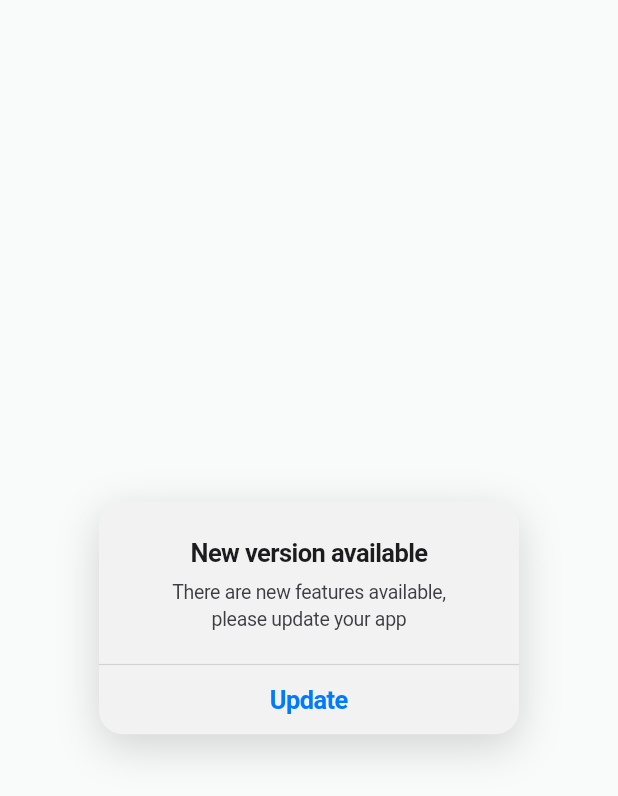
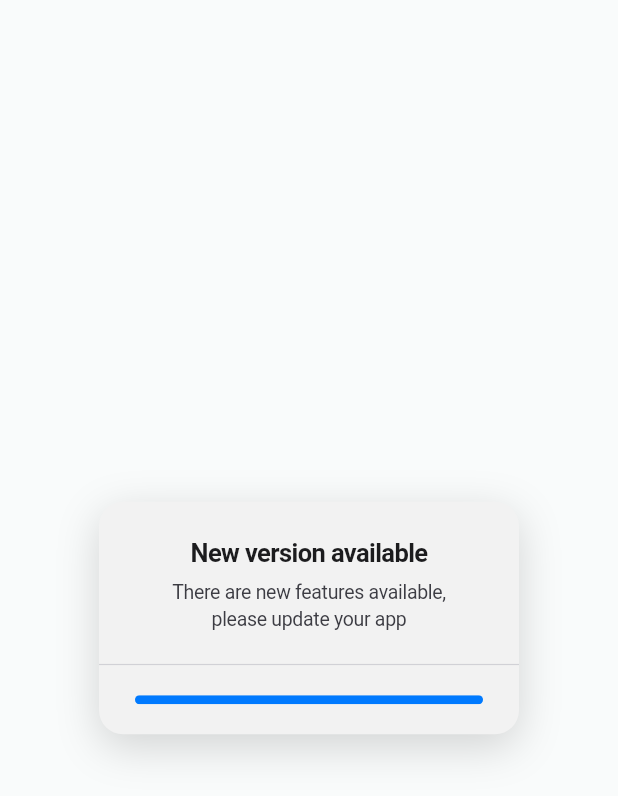
Before and after one commit to vikri546/sticker_flutter, a Flutter app: the ForceUpdateDialog widget shown alone on an empty page, opened directly, after a tap on "Update", on a phone screen of 412 x 824 dp. Shown: the top 796 px of the screen. Run offline on Flutter 3.47's test engine with Material 3 defaults, Android fonts, the phone set to English and light mode, and no system bars; our stand-ins replace image_picker, open_filex.

Commit message:
Add: Force Update

```diff
--- a/lib/services/app_update_service.dart
+++ b/lib/services/app_update_service.dart
@@ -1,4 +1,7 @@
+import 'dart:io';
 import 'package:flutter/material.dart';
+import 'package:open_filex/open_filex.dart';
+import 'package:path_provider/path_provider.dart';
 import 'package:url_launcher/url_launcher.dart';
 import 'package:sticker_flutter/ui/widgets/force_update_dialog.dart';
 
@@ -18,7 +21,7 @@ class AppUpdateInfo {
     required this.minRequiredVersion,
     required this.updateUrl,
     this.title = 'New version available',
-    this.message = 'There are new features available, please update your app',
+    this.message = 'There are new features available,\nplease update your app',
     this.isForceUpdate = false,
   });
 
@@ -30,7 +33,7 @@ class AppUpdateInfo {
       isForceUpdate || AppUpdateService.isVersionOlder(currentVersion, minRequiredVersion);
 }
 
-/// Service that handles app version comparison, remote check, and update launching.
+/// Service that handles app version comparison, remote check, and APK download & installation.
 class AppUpdateService {
   static const String defaultCurrentVersion = '1.0.0';
   static const String defaultStoreUrl =
@@ -78,11 +81,72 @@ class AppUpdateService {
     return false;
   }
 
+  /// Download the APK directly and trigger Android Package Installer on completion.
+  /// Calls [onProgress] with values ranging from 0.0 to 1.0.
+  static Future<void> downloadAndInstallApk({
+    required String apkUrl,
+    required void Function(double progress) onProgress,
+  }) async {
+    // If in demo/test mode with a non-direct URL, simulate download progress
+    if (apkUrl.isEmpty ||
+        apkUrl == defaultStoreUrl ||
+        apkUrl.endsWith('.test') ||
+        !apkUrl.endsWith('.apk')) {
+      for (int i = 1; i <= 20; i++) {
+        await Future.delayed(const Duration(milliseconds: 60));
+        onProgress(i / 20.0);
+      }
+      return;
+    }
+
+    final client = HttpClient();
+    client.connectionTimeout = const Duration(seconds: 15);
+    final request = await client.getUrl(Uri.parse(apkUrl));
+    final response = await request.close();
+
+    if (response.statusCode != 200) {
+      throw Exception('Server mengembalikan kode status ${response.statusCode}');
+    }
+
+    final contentLength = response.contentLength;
+    final tempDir = await getTemporaryDirectory();
+    final savePath = '${tempDir.path}/app_update.apk';
+    final file = File(savePath);
+    if (file.existsSync()) {
+      file.deleteSync();
+    }
+
+    final sink = file.openWrite();
+    int received = 0;
+
+    await for (final chunk in response) {
+      received += chunk.length;
+      sink.add(chunk);
+      if (contentLength > 0) {
+        onProgress((received / contentLength).clamp(0.0, 1.0));
+      }
+    }
+
+    await sink.flush();
+    await sink.close();
+    onProgress(1.0);
+
+    // Trigger Android package installer prompt automatically
+    final result = await OpenFilex.open(
+      savePath,
+      type: 'application/vnd.android.package-archive',
+    );
+
+    if (result.type != ResultType.done) {
+      debugPrint('Hasil eksekusi installer: ${result.message}');
+    }
+  }
+
   /// Show the non-dismissible Force Update dialog.
   static Future<void> showForceUpdateDialog(
     BuildContext context, {
     String title = 'New version available',
-    String message = 'There are new features available, please update your app',
+    String message = 'There are new features available,\nplease update your app',
     String updateUrl = defaultStoreUrl,
     VoidCallback? onUpdatePressed,
   }) async {
--- a/lib/ui/widgets/force_update_dialog.dart
+++ b/lib/ui/widgets/force_update_dialog.dart
@@ -2,8 +2,8 @@ import 'package:flutter/material.dart';
 import 'package:sticker_flutter/services/app_update_service.dart';
 
 /// Modal dialog strictly enforcing an application update.
-/// Designed to precisely match the clean iOS-style alert popup.
-class ForceUpdateDialog extends StatelessWidget {
+/// Displays an iOS-style alert popup and switches to a clean progress bar during APK download.
+class ForceUpdateDialog extends StatefulWidget {
   final String title;
   final String message;
   final String updateUrl;
@@ -17,11 +17,45 @@ class ForceUpdateDialog extends StatelessWidget {
     this.onUpdatePressed,
   });
 
-  void _handleUpdate(BuildContext context) {
-    if (onUpdatePressed != null) {
-      onUpdatePressed!();
-    } else {
-      AppUpdateService.launchUpdateUrl(updateUrl);
+  @override
+  State<ForceUpdateDialog> createState() => _ForceUpdateDialogState();
+}
+
+class _ForceUpdateDialogState extends State<ForceUpdateDialog> {
+  bool _isDownloading = false;
+  double _downloadProgress = 0.0;
+  String? _errorMessage;
+
+  Future<void> _startDownloadAndInstall() async {
+    if (widget.onUpdatePressed != null) {
+      widget.onUpdatePressed!();
+      return;
+    }
+
+    setState(() {
+      _isDownloading = true;
+      _downloadProgress = 0.0;
+      _errorMessage = null;
+    });
+
+    try {
+      await AppUpdateService.downloadAndInstallApk(
+        apkUrl: widget.updateUrl,
+        onProgress: (progress) {
+          if (mounted) {
+            setState(() {
+              _downloadProgress = progress;
+            });
+          }
+        },
+      );
+    } catch (e) {
+      if (mounted) {
+        setState(() {
+          _isDownloading = false;
+          _errorMessage = 'Gagal mengunduh pembaruan. Silakan coba lagi.';
+        });
+      }
     }
   }
 
@@ -57,7 +91,7 @@ class ForceUpdateDialog extends StatelessWidget {
                   mainAxisSize: MainAxisSize.min,
                   children: [
                     Text(
-                      title,
+                      widget.title,
                       textAlign: TextAlign.center,
                       style: const TextStyle(
                         fontSize: 17,
@@ -68,7 +102,7 @@ class ForceUpdateDialog extends StatelessWidget {
                     ),
                     const SizedBox(height: 6),
                     Text(
-                      message,
+                      widget.message,
                       textAlign: TextAlign.center,
                       style: const TextStyle(
                         fontSize: 13,
@@ -77,6 +111,17 @@ class ForceUpdateDialog extends StatelessWidget {
                         letterSpacing: -0.2,
                       ),
                     ),
+                    if (_errorMessage != null) ...[
+                      const SizedBox(height: 8),
+                      Text(
+                        _errorMessage!,
+                        textAlign: TextAlign.center,
+                        style: const TextStyle(
+                          fontSize: 12,
+                          color: Colors.redAccent,
+                        ),
+                      ),
+                    ],
                   ],
                 ),
               ),
@@ -88,11 +133,27 @@ class ForceUpdateDialog extends StatelessWidget {
                 color: Color(0xFFD1D1D6),
               ),
 
-              // Action Button ("Update")
+              // Action Area: switches between "Update" button and clean Progress Bar
+              if (_isDownloading)
+                Container(
+                  height: 46,
+                  alignment: Alignment.center,
+                  padding: const EdgeInsets.symmetric(horizontal: 24),
+                  child: ClipRRect(
+                    borderRadius: BorderRadius.circular(4),
+                    child: LinearProgressIndicator(
+                      value: _downloadProgress > 0 ? _downloadProgress : null,
+                      minHeight: 6,
+                      backgroundColor: const Color(0xFFE5E5EA),
+                      valueColor: const AlwaysStoppedAnimation<Color>(Color(0xFF007AFF)),
+                    ),
+                  ),
+                )
+              else
                 Material(
                   color: Colors.transparent,
                   child: InkWell(
-                  onTap: () => _handleUpdate(context),
+                    onTap: _startDownloadAndInstall,
                     borderRadius: const BorderRadius.only(
                       bottomLeft: Radius.circular(16),
                       bottomRight: Radius.circular(16),
@@ -100,9 +161,9 @@ class ForceUpdateDialog extends StatelessWidget {
                     child: Container(
                       height: 46,
                       alignment: Alignment.center,
-                    child: const Text(
-                      'Update',
-                      style: TextStyle(
+                      child: Text(
+                        _errorMessage != null ? 'Coba Lagi' : 'Update',
+                        style: const TextStyle(
                           fontSize: 17,
                           fontWeight: FontWeight.w600,
                           color: Color(0xFF007AFF),
--- a/pubspec.yaml
+++ b/pubspec.yaml
@@ -38,6 +38,7 @@ dependencies:
   image: ^4.5.4
   path_provider: ^2.1.5
   url_launcher: ^6.3.1
+  open_filex: ^4.7.0
 
 dev_dependencies:
   flutter_test:
```
Also changed, not shown: pubspec.lock, 5 other files. Lines whose indentation alone changed are shown as unchanged.
